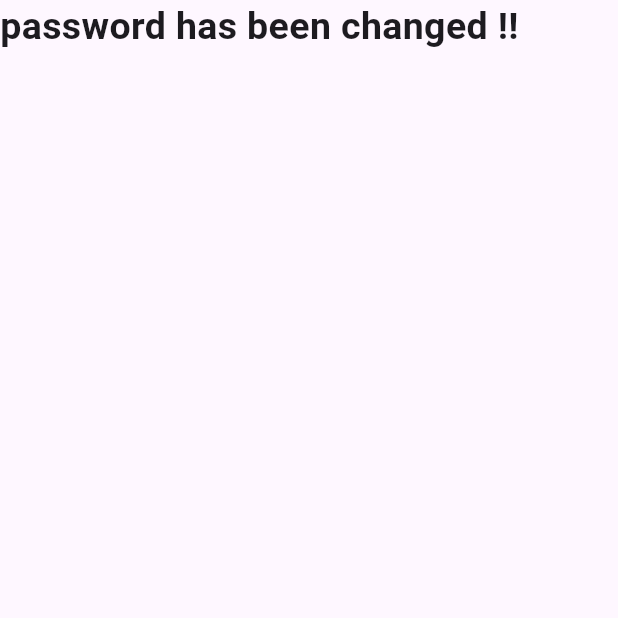
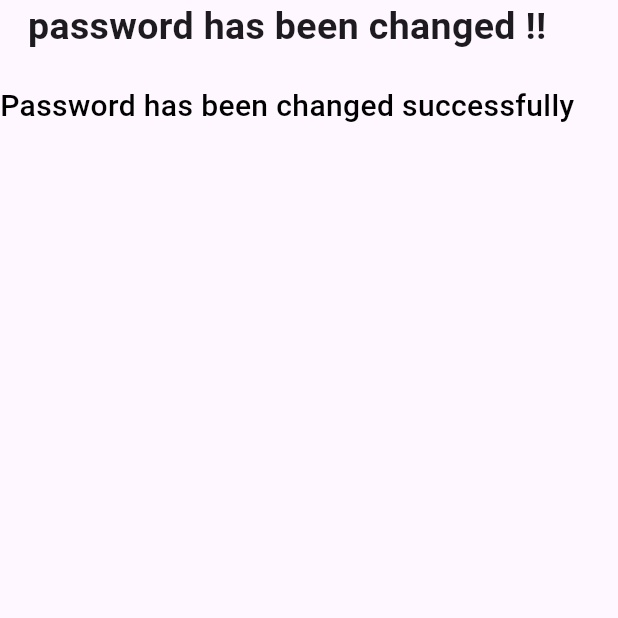
Before and after one commit to stephenonchieku1/final-project, a Flutter app: the screen it shows after launch, on a phone screen of 412 x 824 dp, the top half of it. Run offline on Flutter 3.47's test engine with Material 3 defaults, Android fonts, the phone set to English and light mode, and no system bars; our stand-ins replace flutter_svg, lottie; Roboto replaces fonts that are missing (Urbanist, Urbanist-Bold).

Commit message:
:art:"Updated Scaffold to const, changed FadeAnimation from const to non-const, and :lipstick: added new FadeAnimation widget with text and styling."

```diff
--- a/lib/screens/signup_page.dart
+++ b/lib/screens/signup_page.dart
@@ -12,11 +12,11 @@ class PasswordChange extends StatefulWidget {
 class _PasswordChangeState extends State<PasswordChange> {
   @override
   Widget build(BuildContext context) {
-    return Scaffold(
+    return const Scaffold(
       body: SafeArea(child: Column(
         children: [
           //LottieBuilder.asset("assests/images/ticker.json"),
-          const FadeAnimation(
+          FadeAnimation(
              delay: 0,
             child: Text(
             'password has been changed !!',
@@ -27,6 +27,17 @@ class _PasswordChangeState extends State<PasswordChange> {
             )
             ),
           ),
+            SizedBox(height: 20,),
+            FadeAnimation(
+               delay:0,
+               child: Text('Password has been changed successfully',
+                    style: TextStyle(
+                      fontSize: 20,
+                        fontFamily: 'Urbanist-Bold',
+                          fontWeight: FontWeight.w500,
+                          color: Colors.black
+            ),),)
+
         ],
       )),
     );
```
